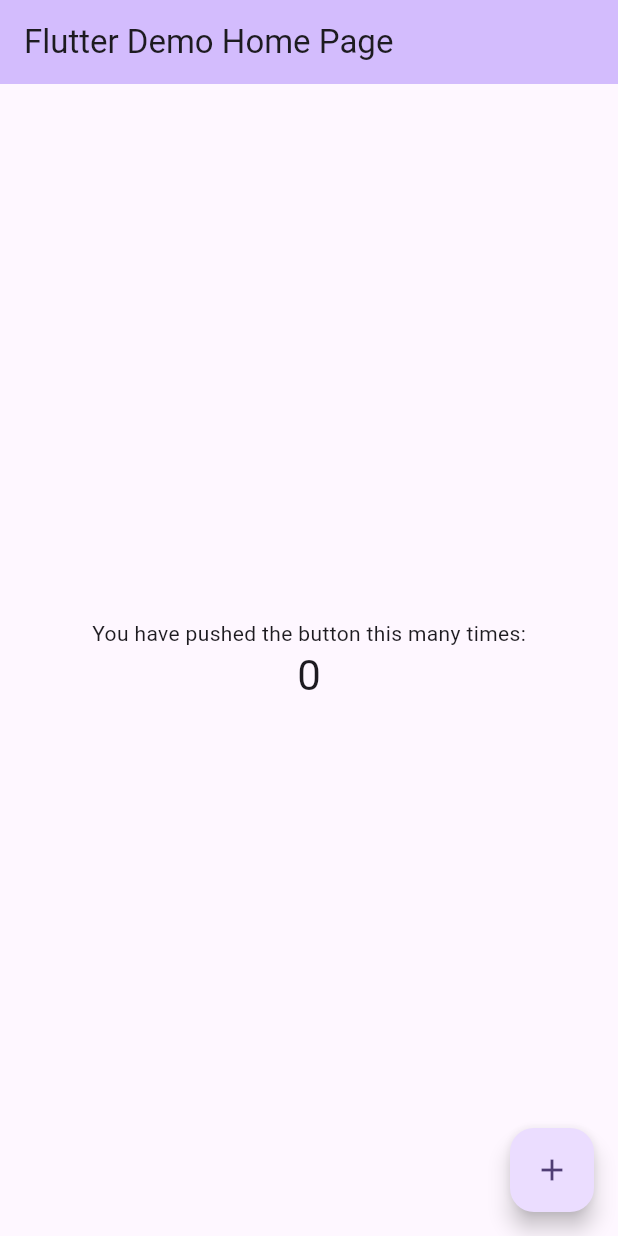
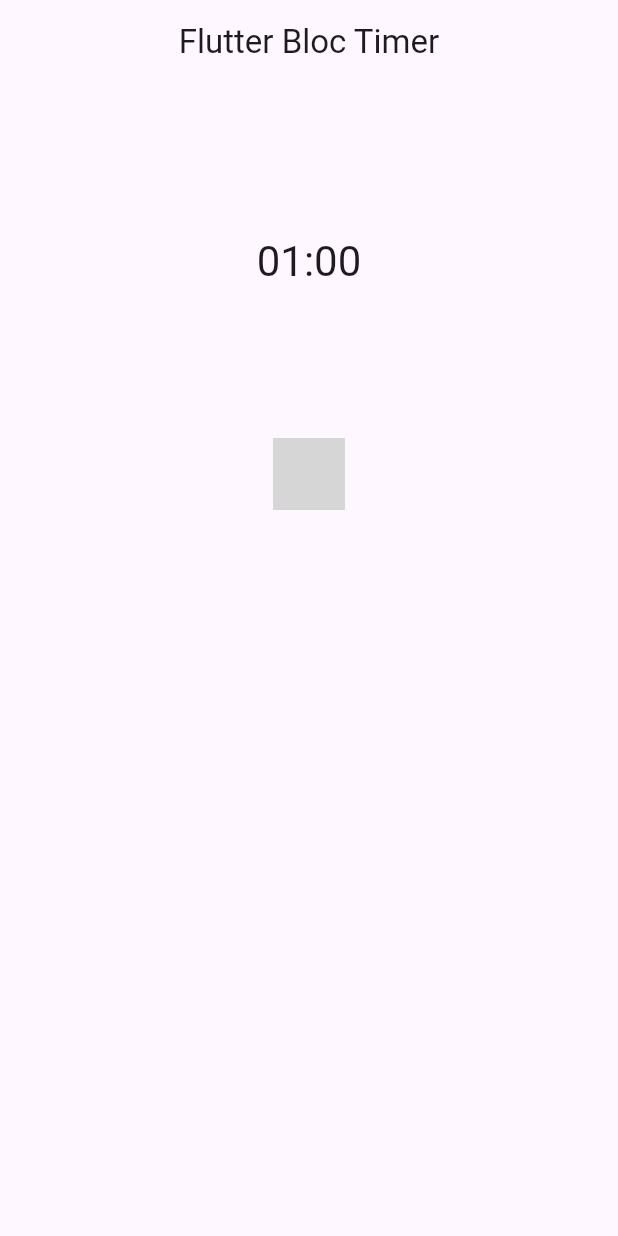
Before and after one commit to philipjan/flutter_state_management_rundown, a Flutter app: the screen it shows after launch, on a phone screen of 412 x 824 dp. Run offline on Flutter 3.47's test engine with Material 3 defaults, Android fonts, the phone set to English and light mode, and no system bars; our stand-ins replace equatable, flutter_bloc; statements that could not run were skipped; grey boxes are pictures that could not be loaded.

Commit message:
learn_bloc - added flutter_bloc dependency - added whole timer app using bloc

```diff
--- a/lib/main.dart
+++ b/lib/main.dart
@@ -1,122 +1,128 @@
+import 'package:cubitbloc/ticker.dart';
+import 'package:cubitbloc/timer_bloc.dart';
+import 'package:cubitbloc/timer_event.dart';
+import 'package:cubitbloc/timer_state.dart';
 import 'package:flutter/material.dart';
+import 'package:flutter_bloc/flutter_bloc.dart';
 
-void main() {
-  runApp(const MyApp());
-}
+void main() => runApp(const MyApp());
 
 class MyApp extends StatelessWidget {
   const MyApp({super.key});
 
-  // This widget is the root of your application.
   @override
   Widget build(BuildContext context) {
-    return MaterialApp(
-      title: 'Flutter Demo',
-      theme: ThemeData(
-        // This is the theme of your application.
-        //
-        // TRY THIS: Try running your application with "flutter run". You'll see
-        // the application has a purple toolbar. Then, without quitting the app,
-        // try changing the seedColor in the colorScheme below to Colors.green
-        // and then invoke "hot reload" (save your changes or press the "hot
-        // reload" button in a Flutter-supported IDE, or press "r" if you used
-        // the command line to start the app).
-        //
-        // Notice that the counter didn't reset back to zero; the application
-        // state is not lost during the reload. To reset the state, use hot
-        // restart instead.
-        //
-        // This works for code too, not just values: Most code changes can be
-        // tested with just a hot reload.
-        colorScheme: ColorScheme.fromSeed(seedColor: Colors.deepPurple),
-      ),
-      home: const MyHomePage(title: 'Flutter Demo Home Page'),
+    return MaterialApp(title: 'Flutter Timer', home: const TimerPage());
+  }
+}
+
+class TimerPage extends StatelessWidget {
+  const TimerPage({super.key});
+
+  @override
+  Widget build(BuildContext context) {
+    return BlocProvider(
+      create: (_) => TimerBloc(ticker: Ticker()),
+      child: const TickerView(),
     );
   }
 }
 
-class MyHomePage extends StatefulWidget {
-  const MyHomePage({super.key, required this.title});
-
-  // This widget is the home page of your application. It is stateful, meaning
-  // that it has a State object (defined below) that contains fields that affect
-  // how it looks.
-
-  // This class is the configuration for the state. It holds the values (in this
-  // case the title) provided by the parent (in this case the App widget) and
-  // used by the build method of the State. Fields in a Widget subclass are
-  // always marked "final".
-
-  final String title;
-
-  @override
-  State<MyHomePage> createState() => _MyHomePageState();
-}
-
-class _MyHomePageState extends State<MyHomePage> {
-  int _counter = 0;
-
-  void _incrementCounter() {
-    setState(() {
-      // This call to setState tells the Flutter framework that something has
-      // changed in this State, which causes it to rerun the build method below
-      // so that the display can reflect the updated values. If we changed
-      // _counter without calling setState(), then the build method would not be
-      // called again, and so nothing would appear to happen.
-      _counter++;
-    });
-  }
+class TickerView extends StatelessWidget {
+  const TickerView({super.key});
 
   @override
   Widget build(BuildContext context) {
-    // This method is rerun every time setState is called, for instance as done
-    // by the _incrementCounter method above.
-    //
-    // The Flutter framework has been optimized to make rerunning build methods
-    // fast, so that you can just rebuild anything that needs updating rather
-    // than having to individually change instances of widgets.
     return Scaffold(
-      appBar: AppBar(
-        // TRY THIS: Try changing the color here to a specific color (to
-        // Colors.amber, perhaps?) and trigger a hot reload to see the AppBar
-        // change color while the other colors stay the same.
-        backgroundColor: Theme.of(context).colorScheme.inversePrimary,
-        // Here we take the value from the MyHomePage object that was created by
-        // the App.build method, and use it to set our appbar title.
-        title: Text(widget.title),
-      ),
+      appBar: AppBar(title: Text("Flutter Bloc Timer"), centerTitle: true),
       body: Center(
-        // Center is a layout widget. It takes a single child and positions it
-        // in the middle of the parent.
         child: Column(
-          // Column is also a layout widget. It takes a list of children and
-          // arranges them vertically. By default, it sizes itself to fit its
-          // children horizontally, and tries to be as tall as its parent.
-          //
-          // Column has various properties to control how it sizes itself and
-          // how it positions its children. Here we use mainAxisAlignment to
-          // center the children vertically; the main axis here is the vertical
-          // axis because Columns are vertical (the cross axis would be
-          // horizontal).
-          //
-          // TRY THIS: Invoke "debug painting" (choose the "Toggle Debug Paint"
-          // action in the IDE, or press "p" in the console), to see the
-          // wireframe for each widget.
-          mainAxisAlignment: MainAxisAlignment.center,
-          children: <Widget>[
-            const Text('You have pushed the button this many times:'),
-            Text(
-              '$_counter',
-              style: Theme.of(context).textTheme.headlineMedium,
+          children: [
+            Padding(
+              padding: EdgeInsets.symmetric(vertical: 100.0),
+              child: TimerText(),
             ),
+            Actions()
           ],
         ),
       ),
-      floatingActionButton: FloatingActionButton(
-        onPressed: _incrementCounter,
-        tooltip: 'Increment',
-        child: const Icon(Icons.add),
-      ), // This trailing comma makes auto-formatting nicer for build methods.
     );
   }
 }
+
+class TimerText extends StatelessWidget {
+  const TimerText({super.key});
+
+  @override
+  Widget build(BuildContext context) {
+    final duration = context.select((TimerBloc bloc) => bloc.state.duration);
+    final minutesStr = ((duration / 60) % 60).floor().toString().padLeft(
+      2,
+      '0',
+    );
+    final secondStr = (duration % 60).floor().toString().padLeft(2, '0');
+    return Text(
+      '$minutesStr:$secondStr',
+      style: Theme.of(context).textTheme.headlineMedium,
+    );
+  }
+}
+
+class Actions extends StatelessWidget {
+  const Actions({super.key});
+
+  @override
+  Widget build(BuildContext context) {
+    return BlocBuilder<TimerBloc, TimerState>(
+      buildWhen: (prev, state) => prev.runtimeType != state.runtimeType,
+      builder: (context, state) {
+        return Row(
+          mainAxisAlignment: MainAxisAlignment.spaceEvenly,
+          children: [
+            ...switch (state) {
+              TimerInitial() => [
+                FloatingActionButton(
+                  child: const Icon(Icons.play_arrow),
+                  onPressed: () => context.read<TimerBloc>().add(
+                    TimerStarted(duration: state.duration),
+                  ),
+                ),
+              ],
+              TimerRunInProgress() => [
+                FloatingActionButton(
+                  child: const Icon(Icons.pause),
+                  onPressed: () =>
+                      context.read<TimerBloc>().add(const TimerPaused()),
+                ),
+                FloatingActionButton(
+                  child: const Icon(Icons.replay),
+                  onPressed: () =>
+                      context.read<TimerBloc>().add(const TimerReset()),
+                ),
+              ],
+              TimerRunPause() => [
+                FloatingActionButton(
+                  child: const Icon(Icons.play_arrow),
+                  onPressed: () =>
+                      context.read<TimerBloc>().add(const TimerResumed()),
+                ),
+                FloatingActionButton(
+                  child: const Icon(Icons.replay),
+                  onPressed: () =>
+                      context.read<TimerBloc>().add(const TimerReset()),
+                ),
+              ],
+              TimerRunComplete() => [
+                FloatingActionButton(
+                  child: const Icon(Icons.replay),
+                  onPressed: () =>
+                      context.read<TimerBloc>().add(const TimerReset()),
+                ),
+              ]
+            },
+          ],
+        );
+      },
+    );
+  }
+}
--- /dev/null
+++ b/lib/ticker.dart
@@ -0,0 +1,10 @@
+class Ticker {
+  const Ticker();
+
+  Stream<int> tick({required int ticks}) {
+    return Stream.periodic(
+        Duration(seconds: 1),
+        (x) => ticks - x - 1
+    ).take(ticks);
+  }
+}
--- /dev/null
+++ b/lib/timer_bloc.dart
@@ -0,0 +1,60 @@
+import 'dart:async';
+
+import 'package:cubitbloc/ticker.dart';
+import 'package:cubitbloc/timer_event.dart';
+import 'package:cubitbloc/timer_state.dart';
+import 'package:flutter_bloc/flutter_bloc.dart';
+
+class TimerBloc extends Bloc<TimerEvent, TimerState> {
+  static const int _duration = 60;
+  final Ticker _ticker;
+
+  StreamSubscription<int>? _tickerSubscription;
+
+  TimerBloc({required Ticker ticker})
+    : _ticker = ticker,
+      super(TimerInitial(_duration)) {
+    on<TimerStarted>(_onStarted);
+    on<TimerPaused>(_onPaused);
+    on<TimerTicked>(_onTicked);
+    on<TimerResumed>(_onResumed);
+    on<TimerReset>(_onReset);
+  }
+
+  @override
+  Future<void> close() {
+    _tickerSubscription?.cancel();
+    return super.close();
+  }
+
+  void _onStarted(TimerStarted event, Emitter<TimerState> emitter) {
+    emitter(TimerRunInProgress(event.duration));
+    _tickerSubscription?.cancel();
+    _tickerSubscription = _ticker
+        .tick(ticks: event.duration)
+        .listen((durationValue) => add(TimerTicked(duration: durationValue)));
+  }
+
+  void _onTicked(TimerTicked event, Emitter<TimerState> emitter) {
+    emitter(event.duration > 0 ? TimerRunInProgress(event.duration) : TimerRunComplete());
+  }
+
+  void _onPaused(TimerPaused event, Emitter<TimerState> emitter) {
+    if (state is TimerRunInProgress) {
+      _tickerSubscription?.pause();
+      emitter(TimerRunPause(state.duration));
+    }
+  }
+
+  void _onResumed(TimerResumed event, Emitter<TimerState> emitter) {
+    if (state is TimerRunPause) {
+      _tickerSubscription?.resume();
+      emitter(TimerRunInProgress(state.duration));
+    }
+  }
+
+  void _onReset(TimerReset event, Emitter<TimerState> emitter) {
+    _tickerSubscription?.cancel();
+    emitter(const TimerInitial(_duration));
+  }
+}
--- /dev/null
+++ b/lib/timer_event.dart
@@ -0,0 +1,25 @@
+sealed class TimerEvent {
+  const TimerEvent();
+}
+
+final class TimerStarted extends TimerEvent {
+  final int duration;
+  const TimerStarted({required this.duration});
+}
+
+final class TimerPaused extends TimerEvent {
+  const TimerPaused();
+}
+
+final class TimerResumed extends TimerEvent {
+  const TimerResumed();
+}
+
+class TimerReset extends TimerEvent {
+  const TimerReset();
+}
+
+class TimerTicked extends TimerEvent {
+  final int duration;
+  const TimerTicked({required this.duration});
+}
--- /dev/null
+++ b/lib/timer_state.dart
@@ -0,0 +1,41 @@
+
+import 'package:equatable/equatable.dart';
+
+sealed class TimerState extends Equatable {
+  final int duration;
+  const TimerState(this.duration);
+
+  @override
+  List<Object?> get props => [duration];
+}
+
+final class TimerInitial extends TimerState {
+  const TimerInitial(super.duration);
+
+  @override
+  String toString() {
+    return 'TimerInitial { duration: $duration }';
+  }
+}
+
+final class TimerRunPause extends TimerState {
+  const TimerRunPause(super.duration);
+
+  @override
+  String toString() {
+    return 'TimerRunPause { duration: $duration }';
+  }
+}
+
+final class TimerRunInProgress extends TimerState{
+  const TimerRunInProgress(super.duration);
+
+  @override
+  String toString() {
+    return 'TimerRunInProgress { duration: $duration }';
+  }
+}
+
+final class TimerRunComplete extends TimerState {
+  const TimerRunComplete(): super(0);
+}
--- a/pubspec.yaml
+++ b/pubspec.yaml
@@ -30,6 +30,8 @@ environment:
 dependencies:
   flutter:
     sdk: flutter
+  equatable: ^2.0.0
+  flutter_bloc: ^9.1.1
 
   # The following adds the Cupertino Icons font to your application.
   # Use with the CupertinoIcons class for iOS style icons.
```
Also changed, not shown: pubspec.lock, 1 other file.
